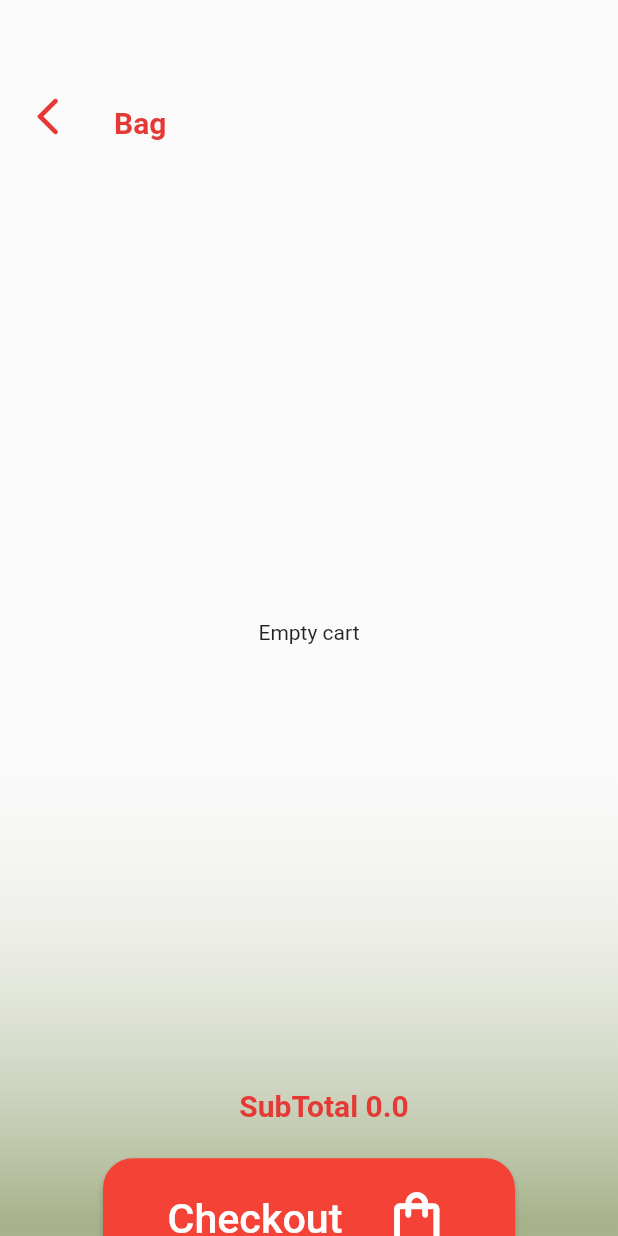
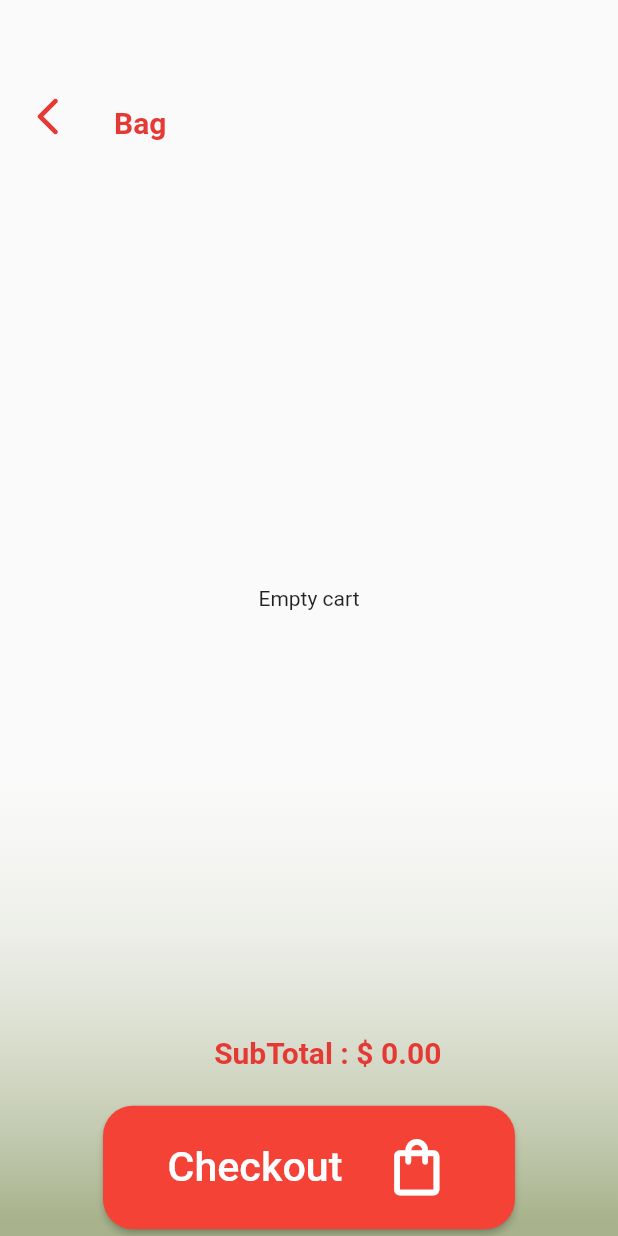
Before and after one commit to d4kash/bookstore, a Flutter app: the screen it shows after launch, scrolled down 30 dp, after a tap on the "shopping bag" icon, on a phone screen of 412 x 824 dp. Run offline on Flutter 3.47's test engine with Material 2 defaults, Android fonts, the phone set to English and light mode, and no system bars; our stand-ins replace font_awesome_flutter, get, google_fonts; network calls fail.

Commit message:
cart updated

```diff
--- a/lib/Controller/product_controller.dart
+++ b/lib/Controller/product_controller.dart
@@ -71,6 +71,7 @@ class ProductController extends GetxController {
       // cartProducts.forEach((element) {
       cartPriceModel.forEach((element) {
           // print(element.price);
+          // var totalPrice =
           subTotal + element.price;
       });
 
--- a/lib/Screens/BookDetails.dart
+++ b/lib/Screens/BookDetails.dart
@@ -148,7 +148,7 @@ class _BookDetailsState extends State<BookDetails> {
                 productController.addToCart();
                 Navigator.push(context,
                     MaterialPageRoute(builder: (context) => const CartPage()));
-                print(productController.cartProducts);
+                // print(productController.cartProducts);
               },
               buttonText: 'Add to bag',
             ),
--- a/lib/Screens/Cart/CartPage.dart
+++ b/lib/Screens/Cart/CartPage.dart
@@ -85,7 +85,7 @@ class _CartPageState extends State<CartPage> {
                                             .cartProducts[index]['image'])),
                                   ),
                                   SizedBox(
-                                    width: Constant.width / 2,
+                                    width: Constant.width /1.70,
                                     child: Padding(
                                       padding: const EdgeInsets.only(
                                           top: 8.0, left: 12),
@@ -118,7 +118,7 @@ class _CartPageState extends State<CartPage> {
                                             alignment: Alignment.centerLeft,
                                             child: SizedBox(
                                               height: Constant.height / 12,
-                                              width: Constant.width / 2,
+                                              width: Constant.width ,
                                               child: Obx(
                                                 () => Row(
                                                   mainAxisAlignment:
@@ -172,9 +172,9 @@ class _CartPageState extends State<CartPage> {
               ),
             ),
             Padding(
-              padding: const EdgeInsets.only(left: 20),
+              padding: const EdgeInsets.only(top:10,left: 20),
               child: Obx(() => Text(
-                    'SubTotal ${productController.subTotal.value.toString()}',
+                    ' SubTotal : \$ ${productController.subTotal.value.toStringAsFixed(2)}',
                     style: TextStyle(
                         fontSize: 20,
                         fontWeight: FontWeight.bold,
@@ -184,12 +184,15 @@ class _CartPageState extends State<CartPage> {
             SizedBox(
               height: Constant.height / 35,
             ),
-            CustomButton(
-              onTap: () {
-                Navigator.push(context,
-                    MaterialPageRoute(builder: (context) => const HomePage()));
-              },
-              buttonText: 'Checkout',
+            Padding(
+              padding: const EdgeInsets.only(bottom:35.0),
+              child: CustomButton(
+                onTap: () {
+                  Navigator.push(context,
+                      MaterialPageRoute(builder: (context) => const HomePage()));
+                },
+                buttonText: 'Checkout',
+              ),
             ),
             // Container(child: Text(widget.bookDetails.toString())),
           ],
```
